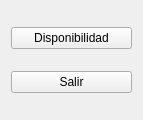
alexVillasenor/SEDDII, file Proyecto/profesormenu.ui: the form before one commit.
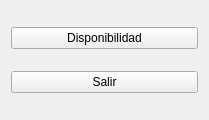
The form after the commit.

Diff of the .ui file:
```diff
--- a/Proyecto/profesormenu.ui
+++ b/Proyecto/profesormenu.ui
@@ -6,7 +6,7 @@
    <rect>
     <x>0</x>
     <y>0</y>
-    <width>143</width>
+    <width>209</width>
     <height>120</height>
    </rect>
   </property>
```
